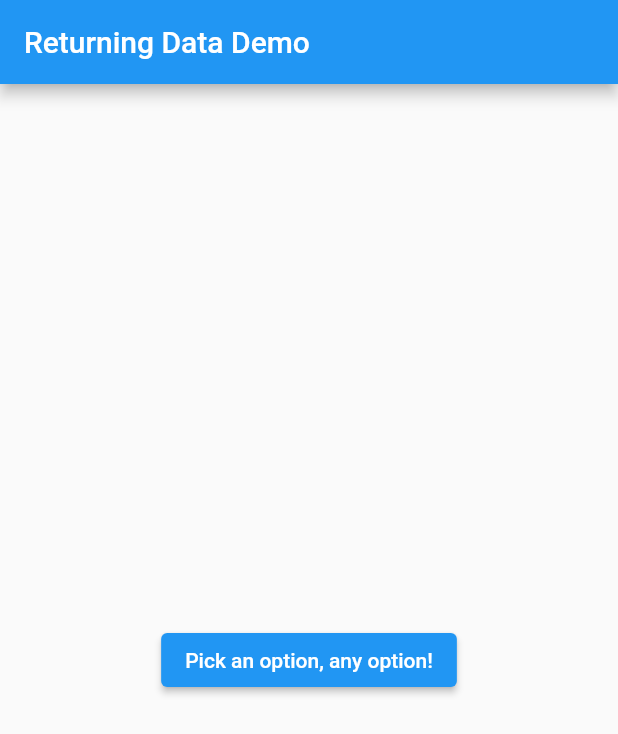
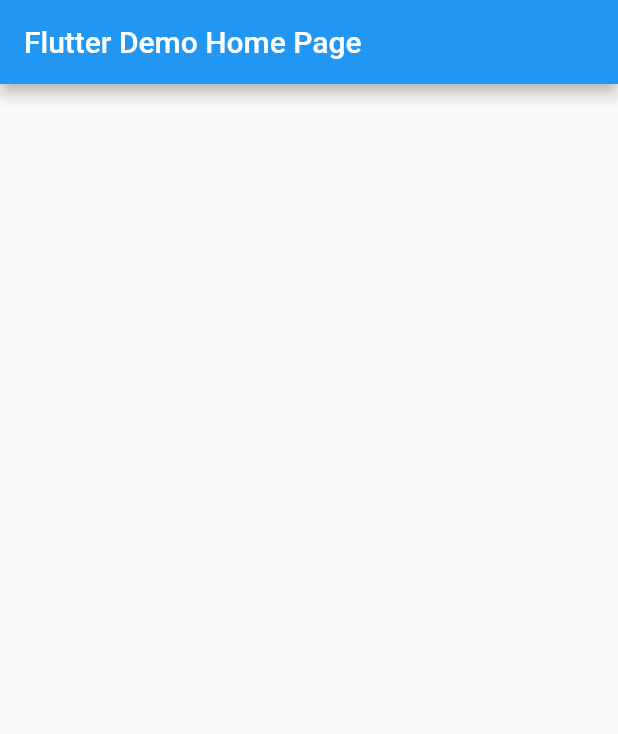
Before and after one commit to rezamandaa/flutter_navigation, a Flutter app: the screen it shows after launch, on a phone screen of 412 x 824 dp. Shown: the top 734 px of the screen. Run offline on Flutter 3.47's test engine with Material 2 defaults, Android fonts, the phone set to English and light mode, and no system bars.

```diff
--- a/lib/main.dart
+++ b/lib/main.dart
@@ -1,90 +1,49 @@
 import 'package:flutter/material.dart';
 
 void main() {
-  runApp(
-    const MaterialApp(
-      title: 'Returning Data',
-      home: HomeScreen(),
-    ),
-  );
+  runApp(const MyApp());
 }
+class Todo {
+  final String title;
+  final String description;
 
-class HomeScreen extends StatelessWidget {
-  const HomeScreen({Key? key}) : super(key: key);
+  const Todo(this.title, this.description);
+}
+class MyApp extends StatelessWidget {
+  const MyApp({Key? key}) : super(key: key);
 
   @override
   Widget build(BuildContext context) {
-    return Scaffold(
+    return MaterialApp(
+      title: 'Flutter Demo',
+      theme: ThemeData(
+
+        primarySwatch: Colors.blue,
+      ),
+      home: const MyHomePage(title: 'Flutter Demo Home Page'),
+    );
+  }
+}
+
+class MyHomePage extends StatefulWidget {
+  const MyHomePage({Key? key, required this.title}) : super(key: key);
+
+  final String title;
+
+  @override
+  State<MyHomePage> createState() => _MyHomePageState();
+}
+
+class _MyHomePageState extends State<MyHomePage> {
+
+  @override
+  Widget build(BuildContext context) {
+      return Scaffold(
       appBar: AppBar(
-        title: const Text('Returning Data Demo'),
+        title: Text(widget.title),
       ),
-      body: const Center(
-        child: SelectionButton(),
+      body: Center(
       ),
     );
   }
 }
-
-class SelectionButton extends StatelessWidget {
-  const SelectionButton({Key? key}) : super(key: key);
-
-  @override
-  Widget build(BuildContext context) {
-    return ElevatedButton(
-      onPressed: () {
-        _navigateAndDisplaySelection(context);
-      },
-      child: const Text('Pick an option, any option!'),
-    );
-  }
-
-  void _navigateAndDisplaySelection(BuildContext context) async {
-
-    final result = await Navigator.push(
-      context,
-      MaterialPageRoute(builder: (context) => const SelectionScreen()),
-    );
-
-    ScaffoldMessenger.of(context)
-      ..removeCurrentSnackBar()
-      ..showSnackBar(SnackBar(content: Text('$result')));
-  }
-}
-
-class SelectionScreen extends StatelessWidget {
-  const SelectionScreen({Key? key}) : super(key: key);
-
-  @override
-  Widget build(BuildContext context) {
-    return Scaffold(
-      appBar: AppBar(
-        title: const Text('Pick an option'),
-      ),
-      body: Center(
-        child: Column(
-          mainAxisAlignment: MainAxisAlignment.center,
-          children: <Widget>[
-            Padding(
-              padding: const EdgeInsets.all(8.0),
-              child: ElevatedButton(
-                onPressed: () {
-                  Navigator.pop(context, 'Yep!');
-                },
-                child: const Text('Yep!'),
-              ),
-            ),
-            Padding(
-              padding: const EdgeInsets.all(8.0),
-              child: ElevatedButton(
-                onPressed: () {
-                  Navigator.pop(context, 'Nope.');
-                },
-                child: const Text('Nope.'),
-              ),
-            )
-          ],
-        ),
-      ),
-    );
-  }
-}
```
